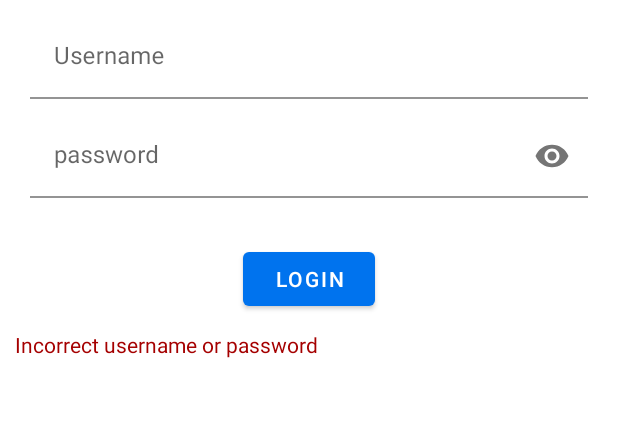
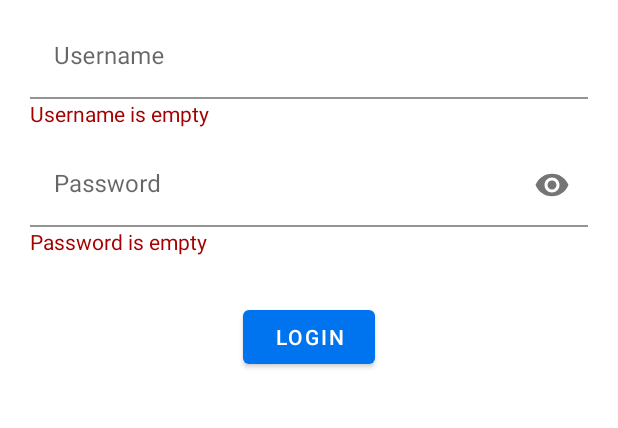
Before and after one commit to tielvh/EventHubAndroid, an Android app: the LoginFragment screen opened through its navigation route, after a tap on "LOGIN", on a phone screen of 412 x 824 dp, the part 534-962 px from its top. Run offline under Robolectric (Android 15) with nearby library versions, the phone set to English and light mode, and no system bars; our stand-ins replace Room's generated code, data binding, navigation-ui; libraries missing offline, so code that uses them is left out: com.auth0.android; pictures from the network do not load; 2 statements that could not run were skipped.

Commit message:
Add error messages to login screen

```diff
--- a/app/src/main/java/com/example/android/eventhub/repository/UserRepository.kt
+++ b/app/src/main/java/com/example/android/eventhub/repository/UserRepository.kt
@@ -72,6 +72,7 @@ class UserRepository(private val application: Application) {
     }
 
     suspend fun login(username: String, password: String) {
+        logout()
         withContext(Dispatchers.IO) {
             try {
                 val user =
--- a/app/src/main/java/com/example/android/eventhub/ui/login/LoginFragment.kt
+++ b/app/src/main/java/com/example/android/eventhub/ui/login/LoginFragment.kt
@@ -9,7 +9,6 @@ import androidx.databinding.DataBindingUtil
 import androidx.lifecycle.ViewModelProviders
 import com.example.android.eventhub.R
 import com.example.android.eventhub.databinding.FragmentLoginBinding
-import kotlinx.android.synthetic.main.fragment_login.*
 
 class LoginFragment : Fragment() {
     private lateinit var viewModel: LoginViewModel
@@ -30,6 +29,7 @@ class LoginFragment : Fragment() {
         val viewModelFactory = LoginViewModelFactory(application)
         viewModel = ViewModelProviders.of(this, viewModelFactory).get(LoginViewModel::class.java)
 
+        binding.lifecycleOwner = this
         binding.viewModel = viewModel
 
         return binding.root
--- a/app/src/main/java/com/example/android/eventhub/ui/login/LoginViewModel.kt
+++ b/app/src/main/java/com/example/android/eventhub/ui/login/LoginViewModel.kt
@@ -17,29 +17,65 @@ class LoginViewModel(application: Application) : ViewModel() {
 
     private val viewModelScope = CoroutineScope(viewModelJob + Dispatchers.Main)
 
-    private val _errorVisible = MutableLiveData<Boolean>()
-    val errorVisible: LiveData<Boolean>
-        get() = _errorVisible
+    private val _usernameErrorVisible = MutableLiveData<Boolean>()
+    val usernameErrorVisible: LiveData<Boolean>
+        get() = _usernameErrorVisible
+
+    private val _passwordErrorVisible = MutableLiveData<Boolean>()
+    val passwordErrorVisible: LiveData<Boolean>
+        get() = _passwordErrorVisible
+
+    private val _loginErrorVisible = MutableLiveData<Boolean>()
+    val loginErrorVisible: LiveData<Boolean>
+        get() = _loginErrorVisible
 
     val username = MutableLiveData<String>()
 
     val password = MutableLiveData<String>()
 
     fun onLogin() {
-        _errorVisible.value = false
+        hideErrors()
 
         val usr = username.value
         val pwd = password.value
 
-        if (usr != null && pwd != null) {
-            viewModelScope.launch {
-                userRepository.login(usr, pwd)
-                if (userRepository.isLoggedIn()) {
-                    // TODO: navigate
-                } else {
-                    _errorVisible.value = true
-                }
+        var hasErrors = false
+
+        if (!isUsernameValid(usr)) {
+            _usernameErrorVisible.value = true
+            hasErrors = true
+        }
+
+        if (!isPasswordValid(pwd)) {
+            _passwordErrorVisible.value = true
+            hasErrors = true
+        }
+
+        if (hasErrors) {
+            return
+        }
+
+        viewModelScope.launch {
+            userRepository.login(usr!!, pwd!!)
+            if (userRepository.isLoggedIn()) {
+                // TODO: navigate
+            } else {
+                _loginErrorVisible.value = true
             }
         }
     }
+
+    private fun isUsernameValid(username: String?): Boolean {
+        return !username.isNullOrBlank()
+    }
+
+    private fun isPasswordValid(password: String?): Boolean {
+        return !password.isNullOrBlank()
+    }
+
+    private fun hideErrors() {
+        _loginErrorVisible.value = false
+        _usernameErrorVisible.value = false
+        _passwordErrorVisible.value = false
+    }
 }
--- a/app/src/main/res/layout/fragment_login.xml
+++ b/app/src/main/res/layout/fragment_login.xml
@@ -47,6 +47,18 @@
                 android:text="@={viewModel.username}" />
         </com.google.android.material.textfield.TextInputLayout>
 
+        <TextView
+            android:id="@+id/txt_username_error"
+            android:layout_width="wrap_content"
+            android:layout_height="wrap_content"
+            android:text="@string/username_error"
+            android:textColor="@color/colorError"
+            android:visibility="@{viewModel.usernameErrorVisible ? View.VISIBLE : View.INVISIBLE}"
+            app:layout_constraintEnd_toEndOf="@id/txt_login_username"
+            app:layout_constraintHorizontal_bias="0.0"
+            app:layout_constraintStart_toStartOf="@id/txt_login_username"
+            app:layout_constraintTop_toBottomOf="@id/txt_login_username" />
+
         <com.google.android.material.textfield.TextInputLayout
             android:id="@+id/txt_login_password"
             android:layout_width="match_parent"
@@ -59,7 +71,7 @@
             app:endIconMode="password_toggle"
             app:layout_constraintEnd_toEndOf="parent"
             app:layout_constraintStart_toStartOf="parent"
-            app:layout_constraintTop_toBottomOf="@+id/txt_login_username">
+            app:layout_constraintTop_toBottomOf="@+id/txt_username_error">
 
             <com.google.android.material.textfield.TextInputEditText
 
@@ -68,6 +80,18 @@
                 android:inputType="textPassword"
                 android:text="@={viewModel.password}" />
         </com.google.android.material.textfield.TextInputLayout>
+
+        <TextView
+            android:id="@+id/txt_password_error"
+            android:layout_width="wrap_content"
+            android:layout_height="wrap_content"
+            android:text="@string/password_error"
+            android:textColor="@color/colorError"
+            android:visibility="@{viewModel.passwordErrorVisible ? View.VISIBLE : View.INVISIBLE}"
+            app:layout_constraintEnd_toEndOf="@id/txt_login_password"
+            app:layout_constraintHorizontal_bias="0.0"
+            app:layout_constraintStart_toStartOf="@id/txt_login_password"
+            app:layout_constraintTop_toBottomOf="@id/txt_login_password" />
 
         <Button
             android:id="@+id/btn_login"
@@ -78,7 +102,7 @@
             android:text="@string/login"
             app:layout_constraintEnd_toEndOf="parent"
             app:layout_constraintStart_toStartOf="parent"
-            app:layout_constraintTop_toBottomOf="@id/txt_login_password" />
+            app:layout_constraintTop_toBottomOf="@id/txt_password_error" />
 
         <TextView
             android:id="@+id/txt_login_error"
@@ -89,6 +113,7 @@
             android:layout_marginEnd="10dp"
             android:text="@string/login_error"
             android:textColor="@color/colorError"
+            android:visibility="@{viewModel.loginErrorVisible ? View.VISIBLE : View.INVISIBLE}"
             app:layout_constraintEnd_toEndOf="parent"
             app:layout_constraintStart_toStartOf="parent"
             app:layout_constraintTop_toBottomOf="@id/btn_login" />
--- a/app/src/main/res/values/strings.xml
+++ b/app/src/main/res/values/strings.xml
@@ -4,7 +4,7 @@
     <string name="eventhub_logo">EventHub logo</string>
     <string name="username">Username</string>
     <string name="login">Login</string>
-    <string name="password">password</string>
+    <string name="password">Password</string>
     <string name="clock">Date &amp; Time</string>
     <string name="comments">Comments</string>
     <string name="saved_user_token_key">user_token</string>
```
